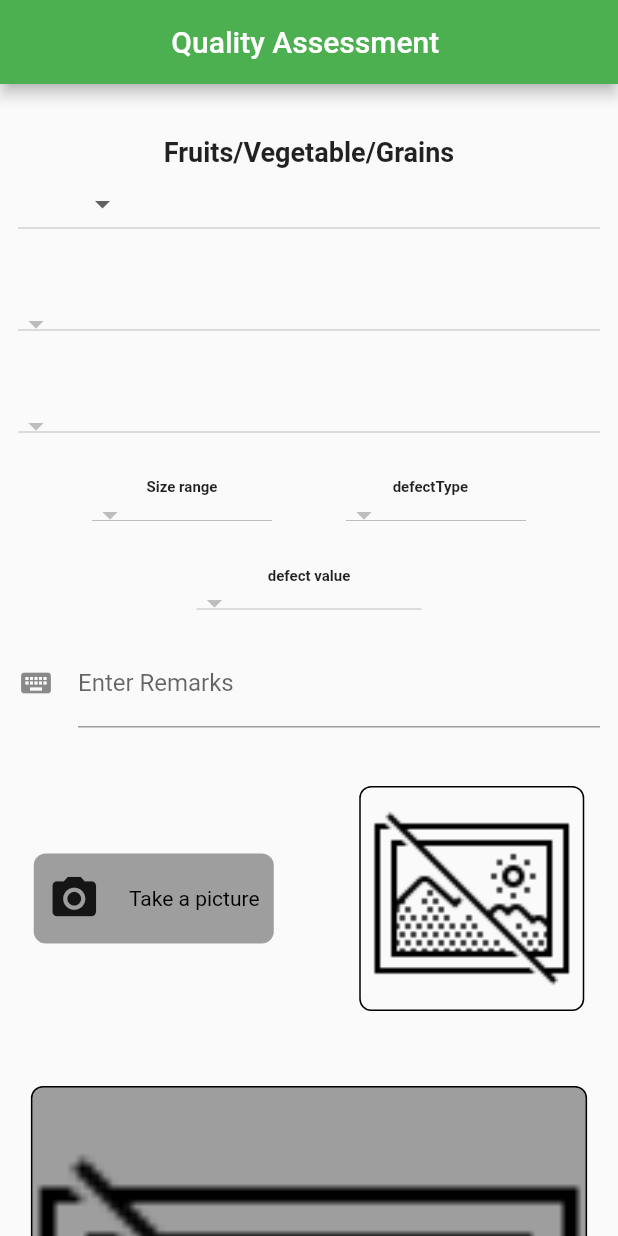
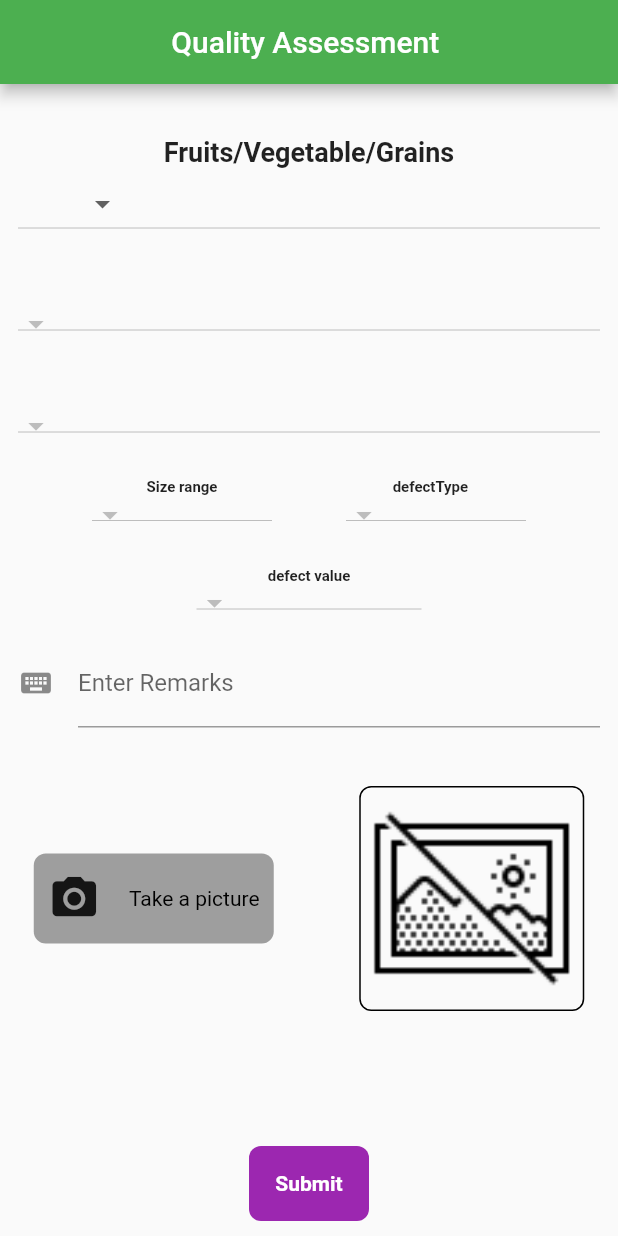
Before and after one commit to Himanshusha673/Nabard-Hackathon-Prototype-Application, a Flutter app: the screen it shows after launch, on a phone screen of 412 x 824 dp. Run offline on Flutter 3.47's test engine with Material 2 defaults, Android fonts, the phone set to English and light mode, and no system bars; our stand-ins replace image_picker.

Commit message:
just a Prototype

```diff
--- a/lib/home.dart
+++ b/lib/home.dart
@@ -219,7 +219,7 @@ class _MyHomePageState extends State<MyHomePage> {
 
   String _selectedDefect = "";
   var DefectType = {
-    'Cut': 'onion',
+    'cut': 'onion',
     'Split-Double-split': 'onion',
     'Sprouted': 'onion',
     'rooting': 'onion',
@@ -253,9 +253,9 @@ class _MyHomePageState extends State<MyHomePage> {
 
   int _selectedDefectValue = 0;
   var defectValue = {
-    1: 'Cut',
-    2: 'Cut',
-    15: 'Cut',
+    1: 'cut',
+    2: 'cut',
+    15: 'cut',
 
     // 2: 'Split-Double-split',
     // 5: 'Split-Double-split',
@@ -703,6 +703,56 @@ class _MyHomePageState extends State<MyHomePage> {
                         SizedBox(
                           height: 50,
                         ),
+                        const SizedBox(height: 40),
+                        InkWell(
+                          splashColor: Colors.red,
+                          onTap: () {
+                            _apiCallSetStates(imagePath);
+                            // Navigator.push(
+                            //     context,
+                            //     MaterialPageRoute(
+                            //         builder: (context) => MyResults(
+                            //             bytes: bytes,
+                            //             rank: rank,
+                            //             shelflife: shelflife)));
+                          },
+                          child: Container(
+                            height: 50,
+                            width: 80,
+                            decoration: BoxDecoration(
+                                borderRadius: BorderRadius.circular(8),
+                                color: Colors.purple),
+                            child: Center(
+                                child: Text(
+                              'Submit',
+                              style: TextStyle(
+                                  fontWeight: FontWeight.bold,
+                                  color: Colors.white),
+                            )),
+                          ),
+                        ),
+
+                        SizedBox(
+                          height: 40,
+
+                        ),
+                        Text(
+                          'Rank $rank',
+                          style: TextStyle(
+                              fontSize: 20, fontWeight: FontWeight.bold),
+                        ),
+                        SizedBox(
+                          height: 20,
+                        ),
+                        Text('shelflife $shelflife',
+                            style: TextStyle(
+                                fontSize: 20, fontWeight: FontWeight.bold)),
+                        SizedBox(
+                          height: 40,
+                        ),
+                        SizedBox(
+                          height: 40,
+                        ),
                         Container(
                           child: isbytes
                               ? Image.memory(bytes)
@@ -740,48 +790,6 @@ class _MyHomePageState extends State<MyHomePage> {
                             ),
                           ),
                         ),
-                        const SizedBox(height: 40),
-                        Text(
-                          'Rank $rank',
-                          style: TextStyle(
-                              fontSize: 20, fontWeight: FontWeight.bold),
-                        ),
-                        SizedBox(
-                          height: 20,
-                        ),
-                        Text('shelflife $shelflife',
-                            style: TextStyle(
-                                fontSize: 20, fontWeight: FontWeight.bold)),
-                        SizedBox(
-                          height: 40,
-                        ),
-                        InkWell(
-                          splashColor: Colors.red,
-                          onTap: () {
-                            _apiCallSetStates(imagePath);
-                            // Navigator.push(
-                            //     context,
-                            //     MaterialPageRoute(
-                            //         builder: (context) => MyResults(
-                            //             bytes: bytes,
-                            //             rank: rank,
-                            //             shelflife: shelflife)));
-                          },
-                          child: Container(
-                            height: 50,
-                            width: 50,
-                            decoration: BoxDecoration(
-                                borderRadius: BorderRadius.circular(8),
-                                color: Colors.purple),
-                            child: Center(
-                                child: Text(
-                              'Post',
-                              style: TextStyle(
-                                  fontWeight: FontWeight.bold,
-                                  color: Colors.white),
-                            )),
-                          ),
-                        )
                       ])),
             )));
   }
```
